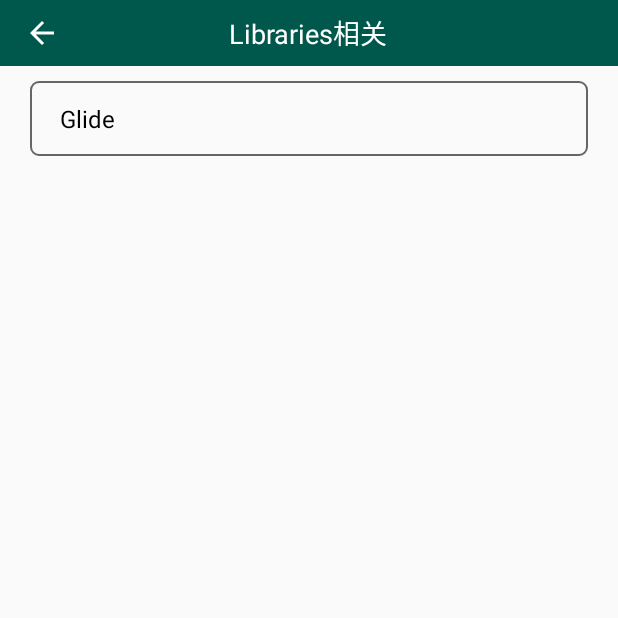
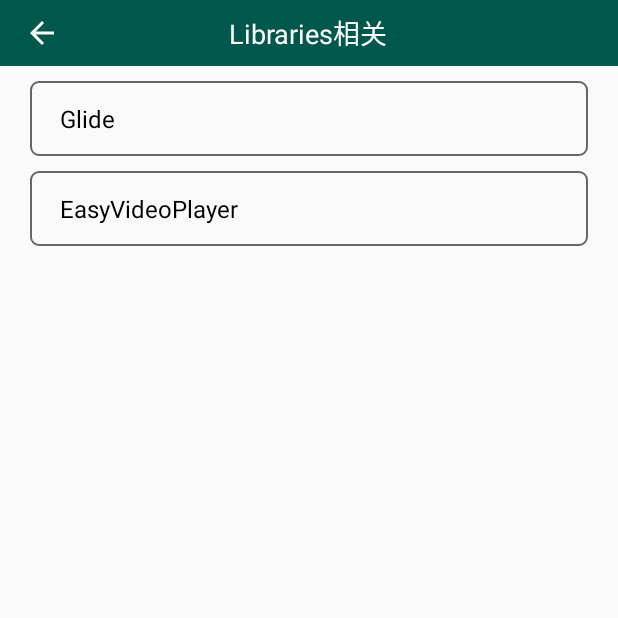
Before and after one commit to jinanzhuan/AndroidSummary, an Android app: the screen it shows after launch (LibrariesIndexActivity), after a tap on "Libraries", on a phone screen of 412 x 824 dp, the top half of it. Run offline under Robolectric (Android 15) with nearby library versions, the phone set to English and light mode, and no system bars; libraries missing offline, so code that uses them is left out: com.yanzhenjie.permission; 1 statement that could not run was skipped.

Commit message:
add easyVideoPlayer library.

```diff
--- a/app/build.gradle
+++ b/app/build.gradle
@@ -28,8 +28,10 @@
     implementation 'androidx.appcompat:appcompat:1.1.0'
     implementation 'androidx.constraintlayout:constraintlayout:1.1.3'
     implementation 'androidx.recyclerview:recyclerview:1.2.0-alpha04'
+    implementation project(path: ':easyVideoPlayer')
     testImplementation 'junit:junit:4.12'
     androidTestImplementation 'androidx.test.ext:junit:1.1.1'
     androidTestImplementation 'androidx.test.espresso:espresso-core:3.2.0'
     implementation 'com.github.bumptech.glide:glide:4.9.0'
+    implementation 'com.yanzhenjie:permission:2.0.3'
 }
--- a/app/src/main/AndroidManifest.xml
+++ b/app/src/main/AndroidManifest.xml
@@ -1,6 +1,10 @@
 <?xml version="1.0" encoding="utf-8"?>
 <manifest xmlns:android="http://schemas.android.com/apk/res/android"
     package="com.example.androidsummary" >
+
+    <uses-permission android:name="android.permission.INTERNET" />
+    <uses-permission android:name="android.permission.READ_EXTERNAL_STORAGE" />
+    <uses-permission android:name="android.permission.WRITE_EXTERNAL_STORAGE"/>
 
     <application
         android:allowBackup="true"
@@ -28,6 +32,7 @@
         <activity android:name=".android.widget.MyViewPagerActivity" />
         <activity android:name=".android.widget.HorizontalPageActivity" />
         <activity android:name=".android.widget.recyclerview.contactAdapter.ContactAdapterActivity" />
+        <activity android:name=".libraries.video.EasyVideoActivity" />
     </application>
 
 </manifest>
--- a/app/src/main/java/com/example/androidsummary/MainActivity.java
+++ b/app/src/main/java/com/example/androidsummary/MainActivity.java
@@ -1,6 +1,8 @@
 package com.example.androidsummary;
 
 import androidx.appcompat.app.AppCompatActivity;
+
+import android.Manifest;
 import android.os.Bundle;
 import android.view.View;
 import android.widget.TextView;
@@ -8,12 +10,41 @@
 import com.example.androidsummary.android.AndroidIndexActivity;
 import com.example.androidsummary.base.BaseTitleActivity;
 import com.example.androidsummary.libraries.LibrariesIndexActivity;
+import com.yanzhenjie.permission.Action;
+import com.yanzhenjie.permission.AndPermission;
+
+import java.util.List;
 
 public class MainActivity extends BaseTitleActivity {
 
     @Override
     protected int getLayoutId() {
         return R.layout.activity_main;
+    }
+
+    @Override
+    protected void initData() {
+        super.initData();
+        requestPermission();
+    }
+
+    private void requestPermission() {
+        AndPermission.with(this)
+                .runtime()
+                .permission(new String[]{Manifest.permission.READ_EXTERNAL_STORAGE, Manifest.permission.WRITE_EXTERNAL_STORAGE})
+                .onGranted(new Action<List<String>>() {
+                    @Override
+                    public void onAction(List<String> data) {
+
+                    }
+                })
+                .onDenied(new Action<List<String>>() {
+                    @Override
+                    public void onAction(List<String> data) {
+
+                    }
+                })
+                .start();
     }
 
     public void androidRelation(View view) {
--- a/app/src/main/java/com/example/androidsummary/libraries/LibrariesIndexActivity.java
+++ b/app/src/main/java/com/example/androidsummary/libraries/LibrariesIndexActivity.java
@@ -7,6 +7,7 @@
 import com.example.androidsummary.R;
 import com.example.androidsummary.base.BaseTitleActivity;
 import com.example.androidsummary.libraries.Glide.GlideIndexActivity;
+import com.example.androidsummary.libraries.video.EasyVideoActivity;
 
 public class LibrariesIndexActivity extends BaseTitleActivity {
 
@@ -23,4 +24,8 @@
     public void glide_relation(View view) {
         GlideIndexActivity.actionStart(mContext);
     }
+
+    public void easyVideoPlayer(View view) {
+        EasyVideoActivity.actionStart(mContext);
+    }
 }
--- a/app/src/main/res/layout/activity_libraries_index.xml
+++ b/app/src/main/res/layout/activity_libraries_index.xml
@@ -26,6 +26,11 @@
                 android:onClick="glide_relation"
                 style="@style/item_tv_style" />
 
+            <TextView
+                android:text="EasyVideoPlayer"
+                android:onClick="easyVideoPlayer"
+                style="@style/item_tv_style" />
+
 
 
         </LinearLayout>
--- a/settings.gradle
+++ b/settings.gradle
@@ -1,2 +1,3 @@
+include ':easyVideoPlayer'
 include ':app'
 rootProject.name='AndroidSummary'
```
Also changed, not shown: app/src/main/java/com/example/androidsummary/libraries/video/EasyVideoActivity.java (added, +112 -0 lines), app/src/main/res/layout/activity_easy_video.xml (added, +11 -0 lines).
